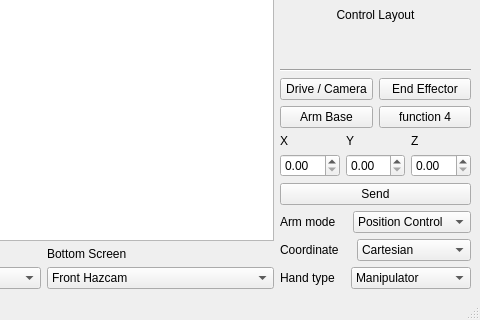
mcgill-robotics-archive/rover-2015, file catkin_ws/src/hci/ui_files/MainWindow_V4.ui: the form before one commit; both pictures show x 427 to 907 and y 339 to 659 of the 907 by 659 pixel window.
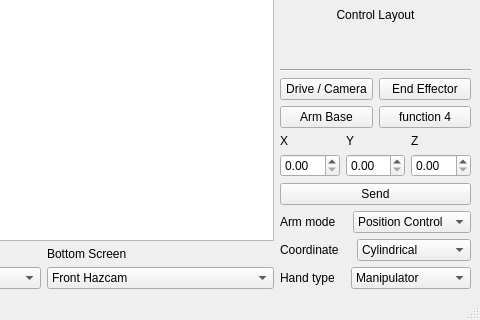
The form after the commit. Custom widgets are drawn as their Qt base class.

Commit message: fixed default index of coord/arm mode

The edit to the form file:
```diff
--- a/catkin_ws/src/hci/ui_files/MainWindow_V4.ui
+++ b/catkin_ws/src/hci/ui_files/MainWindow_V4.ui
@@ -488,7 +488,7 @@
            <widget class="QComboBox" name="coordinateSystem">
             <item>
              <property name="text">
-              <string>Cartesian</string>
+              <string>Cylindrical</string>
              </property>
             </item>
             <item>
```
Left out of the diff: 2 changed lines with no effect on the pictures. The commit also changes 1 other file.
